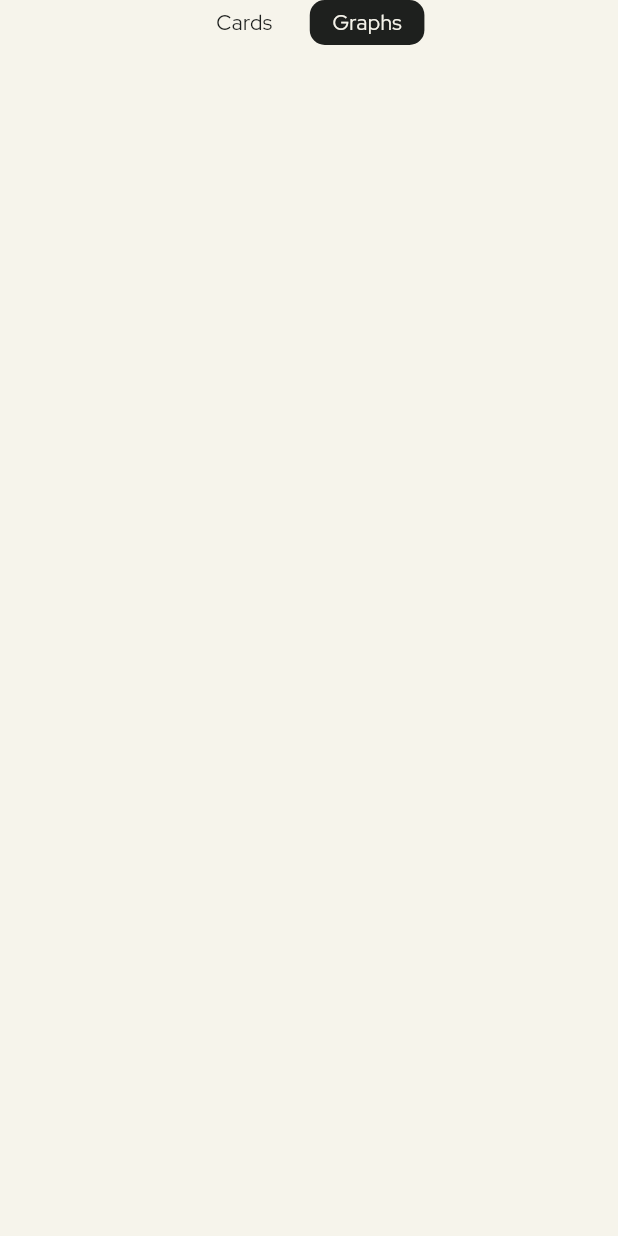
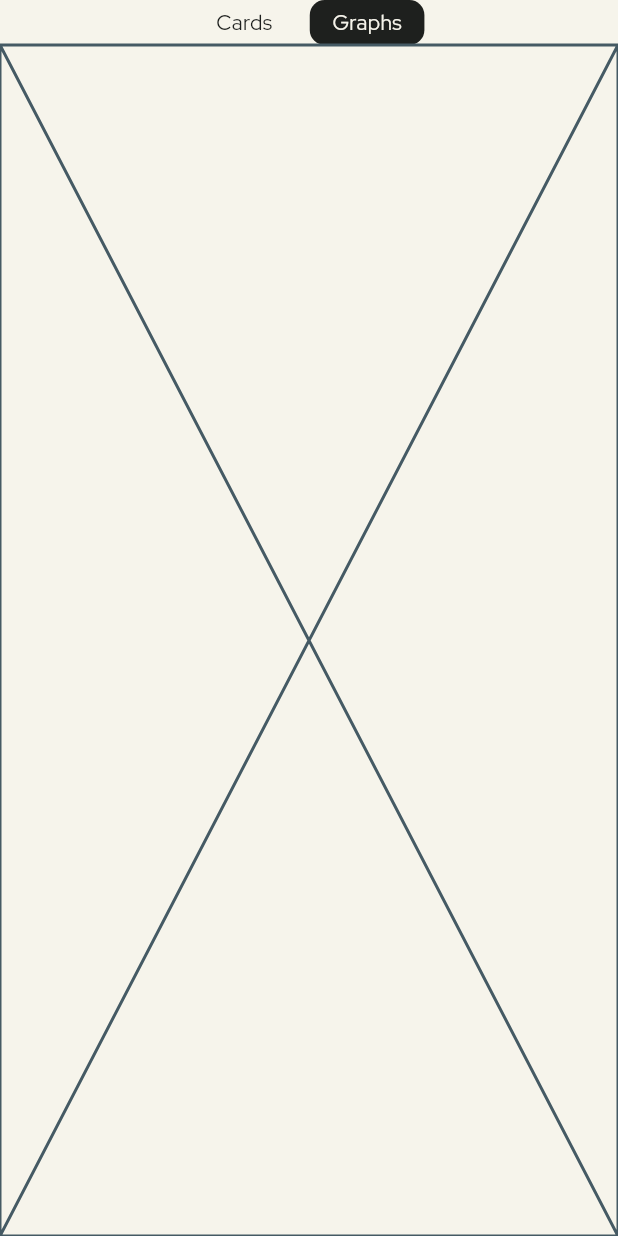
Before and after one commit to mohammedafreedps/JobScope, a Flutter app: what homeScreenSelector() shows on an empty page, opened directly, after a tap on "Cards", on a phone screen of 412 x 824 dp. Run offline on Flutter 3.47's test engine with Material 3 defaults, Android fonts, the light colour scheme and no system bars; our stand-ins replace google_fonts; missing offline and left inert: bitsdojo_window, gsheets.

```diff
--- a/lib/screens/home_screen_selector.dart/dash_screens/cards_dash/cards_dash.dart
+++ b/lib/screens/home_screen_selector.dart/dash_screens/cards_dash/cards_dash.dart
@@ -30,7 +30,7 @@ class CardsDash extends StatelessWidget {
     }
 
     return Padding(
-      padding: const EdgeInsets.all(20),
+      padding: const EdgeInsets.all(10),
       child: Column(
         children: [
           SizedBox(
--- a/lib/screens/home_screen_selector.dart/dash_screens/cards_dash/widgets/cards.dart
+++ b/lib/screens/home_screen_selector.dart/dash_screens/cards_dash/widgets/cards.dart
@@ -43,7 +43,7 @@ Widget cards(
                             .setShowRemark(index);
                       },
                       icon: Icon(
-                        Icons.arrow_outward_sharp,
+                        Icons.arrow_back_outlined,
                         color: AppColors.greyColor,
                       ))
                 ],
--- /dev/null
+++ b/lib/screens/home_screen_selector.dart/dash_screens/graphs_dash/graph_dash.dart
@@ -0,0 +1,10 @@
+import 'package:flutter/material.dart';
+
+class GraphDash extends StatelessWidget {
+  const GraphDash({super.key});
+
+  @override
+  Widget build(BuildContext context) {
+    return const Placeholder();
+  }
+}
--- a/lib/screens/home_screen_selector.dart/home_screen_selector.dart
+++ b/lib/screens/home_screen_selector.dart/home_screen_selector.dart
@@ -1,6 +1,7 @@
 import 'package:flutter/material.dart';
 import 'package:jobscope/provider/button_state_provider.dart';
 import 'package:jobscope/screens/home_screen_selector.dart/dash_screens/cards_dash/cards_dash.dart';
+import 'package:jobscope/screens/home_screen_selector.dart/dash_screens/graphs_dash/graph_dash.dart';
 import 'package:jobscope/screens/home_screen_selector.dart/widgets/top_selector_buttons.dart';
 import 'package:provider/provider.dart';
 
@@ -10,7 +11,9 @@ Widget homeScreenSelector(BuildContext context) {
       children: [
         topSelectorButtons(context),
         if(context.read<ButtonsStateProvider>().isCardsSelected)
-        Expanded(child: CardsDash())
+        const Expanded(child: CardsDash()),
+        if(context.read<ButtonsStateProvider>().isGraphsSelected)
+        const Expanded(child: GraphDash())
       ],
     ),
   );
--- a/lib/widgets/refresh_button.dart
+++ b/lib/widgets/refresh_button.dart
@@ -9,6 +9,10 @@ Widget refreshButton(BuildContext context) {
     onEnter: (_)=> context.read<ButtonsStateProvider>().refreshButtonHovered(),
     onExit:(_)=> context.read<ButtonsStateProvider>().refreshButtonHovered(),
     child: IconButton(
+      style: IconButton.styleFrom(
+        shape: const RoundedRectangleBorder(borderRadius: BorderRadius.zero),
+        padding: EdgeInsets.zero
+      ),
         padding: const EdgeInsets.all(0),
         hoverColor: AppColors.secondaryColor,
         highlightColor: AppColors.secondaryColor,
--- a/pubspec.yaml
+++ b/pubspec.yaml
@@ -40,6 +40,7 @@ dependencies:
   google_fonts: ^6.2.1
   bitsdojo_window: ^0.1.6
   intl: ^0.19.0
+  fl_chart: ^0.68.0
 
 dev_dependencies:
   flutter_test:
```
Also changed, not shown: pubspec.lock.
